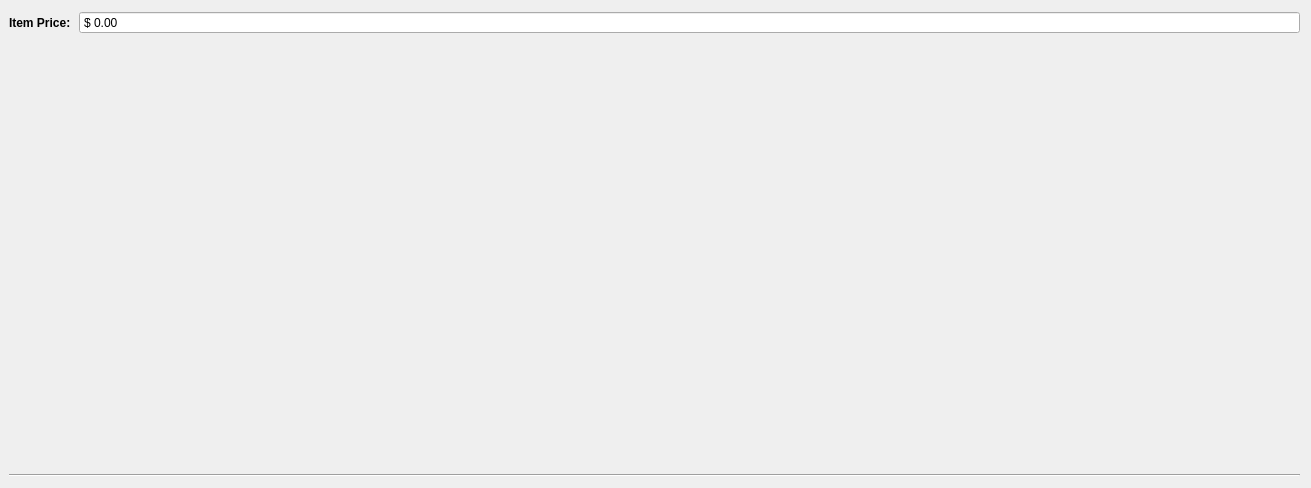
The window that gui_sale.ui (Redent0r/Libra) describes before a commit, drawn with Qt 5.
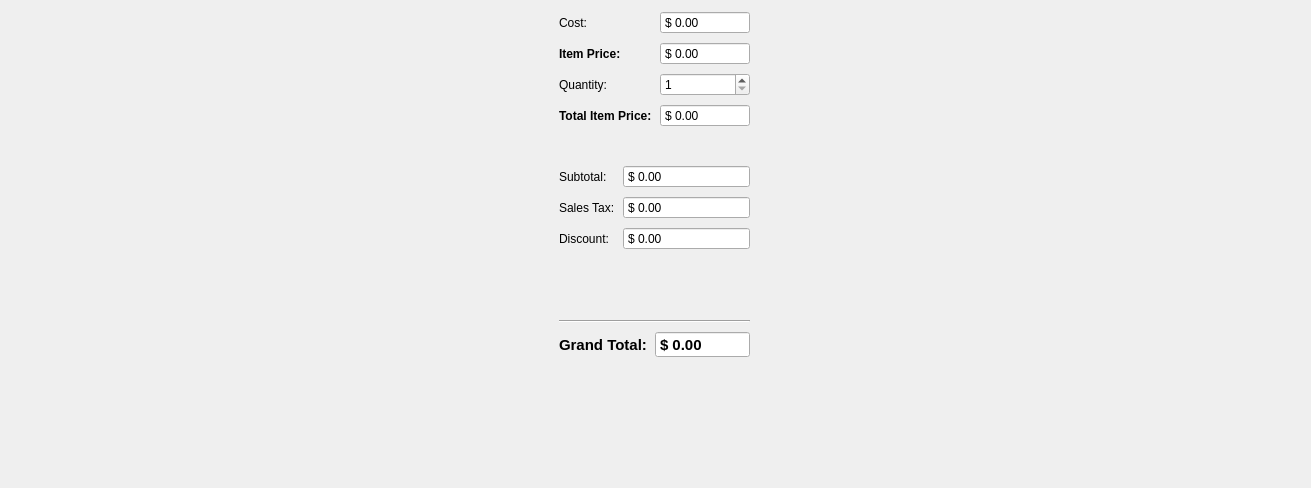
The same window after the commit. Icons and pictures are not drawn.

Commit message: big update to sale gui, several features added

```diff
--- a/gui_sale.ui
+++ b/gui_sale.ui
@@ -50,6 +50,32 @@
         <enum>QFormLayout::AllNonFixedFieldsGrow</enum>
        </property>
        <item row="0" column="0">
+        <widget class="QLabel" name="label_13">
+         <property name="text">
+          <string>Cost:</string>
+         </property>
+        </widget>
+       </item>
+       <item row="0" column="1">
+        <widget class="QDoubleSpinBox" name="spnboxCost">
+         <property name="alignment">
+          <set>Qt::AlignLeading|Qt::AlignLeft|Qt::AlignVCenter</set>
+         </property>
+         <property name="buttonSymbols">
+          <enum>QAbstractSpinBox::NoButtons</enum>
+         </property>
+         <property name="prefix">
+          <string>$ </string>
+         </property>
+         <property name="decimals">
+          <number>2</number>
+         </property>
+         <property name="maximum">
+          <double>99999.000000000000000</double>
+         </property>
+        </widget>
+       </item>
+       <item row="1" column="0">
         <widget class="QLabel" name="label_6">
          <property name="font">
           <font>
@@ -62,7 +88,7 @@
          </property>
         </widget>
        </item>
-       <item row="0" column="1">
+       <item row="1" column="1">
         <widget class="QDoubleSpinBox" name="spnboxPrice">
          <property name="buttonSymbols">
           <enum>QAbstractSpinBox::NoButtons</enum>
@@ -75,6 +101,167 @@
          </property>
         </widget>
        </item>
+       <item row="2" column="0">
+        <widget class="QLabel" name="label_2">
+         <property name="text">
+          <string>Quantity:</string>
+         </property>
+        </widget>
+       </item>
+       <item row="2" column="1">
+        <widget class="QSpinBox" name="spnBoxQuantity">
+         <property name="accelerated">
+          <bool>true</bool>
+         </property>
+         <property name="keyboardTracking">
+          <bool>false</bool>
+         </property>
+         <property name="minimum">
+          <number>1</number>
+         </property>
+         <property name="maximum">
+          <number>999999</number>
+         </property>
+         <property name="value">
+          <number>1</number>
+         </property>
+        </widget>
+       </item>
+       <item row="3" column="0">
+        <widget class="QLabel" name="label_9">
+         <property name="font">
+          <font>
+           <weight>75</weight>
+           <bold>true</bold>
+          </font>
+         </property>
+         <property name="text">
+          <string>Total Item Price:</string>
+         </property>
+        </widget>
+       </item>
+       <item row="3" column="1">
+        <widget class="QDoubleSpinBox" name="spnBoxTotalItemPrice">
+         <property name="readOnly">
+          <bool>true</bool>
+         </property>
+         <property name="buttonSymbols">
+          <enum>QAbstractSpinBox::NoButtons</enum>
+         </property>
+         <property name="prefix">
+          <string>$ </string>
+         </property>
+         <property name="suffix">
+          <string/>
+         </property>
+         <property name="maximum">
+          <double>999999.000000000000000</double>
+         </property>
+        </widget>
+       </item>
+      </layout>
+     </item>
+     <item>
+      <layout class="QHBoxLayout" name="horizontalLayout_3"/>
+     </item>
+     <item>
+      <layout class="QFormLayout" name="formLayout">
+       <item row="0" column="0">
+        <widget class="QLabel" name="label_4">
+         <property name="sizePolicy">
+          <sizepolicy hsizetype="Fixed" vsizetype="Preferred">
+           <horstretch>0</horstretch>
+           <verstretch>0</verstretch>
+          </sizepolicy>
+         </property>
+         <property name="text">
+          <string>Subtotal:</string>
+         </property>
+        </widget>
+       </item>
+       <item row="0" column="1">
+        <widget class="QDoubleSpinBox" name="spnBoxSubtotal">
+         <property name="sizePolicy">
+          <sizepolicy hsizetype="Minimum" vsizetype="Fixed">
+           <horstretch>0</horstretch>
+           <verstretch>0</verstretch>
+          </sizepolicy>
+         </property>
+         <property name="styleSheet">
+          <string notr="true"/>
+         </property>
+         <property name="wrapping">
+          <bool>false</bool>
+         </property>
+         <property name="readOnly">
+          <bool>true</bool>
+         </property>
+         <property name="buttonSymbols">
+          <enum>QAbstractSpinBox::NoButtons</enum>
+         </property>
+         <property name="prefix">
+          <string>$ </string>
+         </property>
+         <property name="maximum">
+          <double>99999.990000000005239</double>
+         </property>
+        </widget>
+       </item>
+       <item row="1" column="0">
+        <widget class="QLabel" name="label_7">
+         <property name="text">
+          <string>Sales Tax:</string>
+         </property>
+        </widget>
+       </item>
+       <item row="1" column="1">
+        <widget class="QDoubleSpinBox" name="spnBoxTaxT">
+         <property name="sizePolicy">
+          <sizepolicy hsizetype="Minimum" vsizetype="Fixed">
+           <horstretch>0</horstretch>
+           <verstretch>0</verstretch>
+          </sizepolicy>
+         </property>
+         <property name="toolTip">
+          <string>7.00%</string>
+         </property>
+         <property name="readOnly">
+          <bool>true</bool>
+         </property>
+         <property name="buttonSymbols">
+          <enum>QAbstractSpinBox::NoButtons</enum>
+         </property>
+         <property name="prefix">
+          <string>$ </string>
+         </property>
+         <property name="maximum">
+          <double>999999.000000000000000</double>
+         </property>
+        </widget>
+       </item>
+       <item row="3" column="0">
+        <widget class="QLabel" name="label_12">
+         <property name="text">
+          <string>Discount:</string>
+         </property>
+        </widget>
+       </item>
+       <item row="3" column="1">
+        <widget class="QDoubleSpinBox" name="spnBoxDiscountT">
+         <property name="readOnly">
+          <bool>true</bool>
+         </property>
+         <property name="buttonSymbols">
+          <enum>QAbstractSpinBox::NoButtons</enum>
+         </property>
+         <property name="prefix">
+          <string>$ </string>
+         </property>
+         <property name="maximum">
+          <double>99999.000000000000000</double>
+         </property>
+        </widget>
+       </item>
       </layout>
      </item>
      <item>
@@ -84,6 +271,76 @@
        </property>
       </widget>
      </item>
+     <item>
+      <layout class="QFormLayout" name="formLayout_3">
+       <item row="0" column="0">
+        <widget class="QLabel" name="label_5">
+         <property name="font">
+          <font>
+           <pointsize>11</pointsize>
+           <weight>75</weight>
+           <bold>true</bold>
+          </font>
+         </property>
+         <property name="frameShape">
+          <enum>QFrame::NoFrame</enum>
+         </property>
+         <property name="frameShadow">
+          <enum>QFrame::Plain</enum>
+         </property>
+         <property name="text">
+          <string>Grand Total:</string>
+         </property>
+         <property name="scaledContents">
+          <bool>false</bool>
+         </property>
+         <property name="wordWrap">
+          <bool>false</bool>
+         </property>
+        </widget>
+       </item>
+       <item row="0" column="1">
+        <widget class="QDoubleSpinBox" name="spnBoxGrandTotal">
+         <property name="font">
+          <font>
+           <pointsize>11</pointsize>
+           <weight>75</weight>
+           <bold>true</bold>
+           <strikeout>false</strikeout>
+          </font>
+         </property>
+         <property name="toolTip">
+          <string>SubTotal + 
+ITBMS (7.00%)</string>
+         </property>
+         <property name="autoFillBackground">
+          <bool>false</bool>
+         </property>
+         <property name="styleSheet">
+          <string notr="true"/>
+         </property>
+         <property name="frame">
+          <bool>true</bool>
+         </property>
+         <property name="readOnly">
+          <bool>true</bool>
+         </property>
+         <property name="buttonSymbols">
+          <enum>QAbstractSpinBox::NoButtons</enum>
+         </property>
+         <property name="prefix">
+          <string>$ </string>
+         </property>
+         <property name="maximum">
+          <double>999999.000000000000000</double>
+         </property>
+        </widget>
+       </item>
+      </layout>
+     </item>
+     <item>
+      <layout class="QHBoxLayout" name="horizontalLayout_2"/>
+     </item>
     </layout>
    </item>
   </layout>
```
The commit also changes 1 other file.
